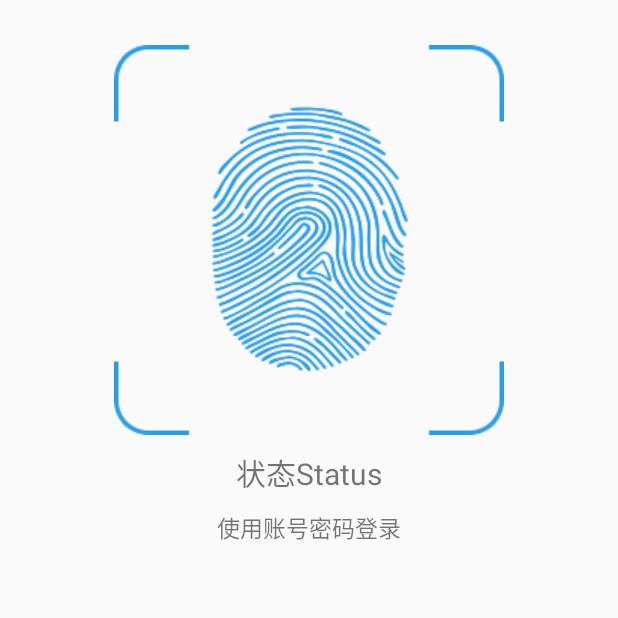
After one commit to Miles087/Android-Widget, an Android app: the MyFingerPrintActivity screen opened directly, with no data from a screen before it, on a phone screen of 412 x 824 dp, the top half of it. The commit adds this screen. Run offline under Robolectric (Android 15) with nearby library versions, the phone set to English and light mode, and no system bars; Roboto replaces fonts that are not available here; 1 statement that could not run was skipped.

Commit message:
指纹解锁 自定义界面的指纹解锁

```diff
--- a/app/src/main/AndroidManifest.xml
+++ b/app/src/main/AndroidManifest.xml
@@ -67,6 +67,11 @@
 
         <!-- 支持多个字符集的TextView -->
         <activity android:name=".MoreFontTextView"/>
+
+        <!-- 自定义指纹解锁界面 -->
+        <activity android:name=".MyFingerPrintActivity"/>
+
+
     </application>
 
 </manifest>
--- /dev/null
+++ b/app/src/main/java/com/example/miles/project/MyFingerPrintActivity.java
@@ -0,0 +1,83 @@
+package com.example.miles.project;
+
+import android.app.Activity;
+import android.os.Bundle;
+import android.support.v4.hardware.fingerprint.FingerprintManagerCompat;
+import android.widget.ImageView;
+import android.widget.TextView;
+
+
+/**
+ * Created by Server on 2018/7/12.
+ */
+
+public class MyFingerPrintActivity extends Activity {
+
+    ImageView iv_fin;           //指纹图片
+    TextView tv_log;            //状态
+    TextView tv_re_login;
+
+    private FingerprintManagerCompat manager;
+
+    @Override
+    protected void onCreate(Bundle savedInstanceState) {
+        super.onCreate(savedInstanceState);
+        setContentView(R.layout.activity_my_finger);
+
+        iv_fin = (ImageView) findViewById(R.id.iv_fin);
+        tv_log = (TextView) findViewById(R.id.tv_log);
+        tv_re_login = (TextView) findViewById(R.id.tv_re_login);
+
+
+        // 获取一个FingerPrintManagerCompat的实例
+        manager = FingerprintManagerCompat.from(this);
+
+    }
+
+    @Override
+    protected void onResume() {
+        super.onResume();
+
+
+
+        /**
+         * 开始验证，什么时候停止由系统来确定，如果验证成功，那么系统会关系sensor，如果失败，则允许
+         * 多次尝试，如果依旧失败，则会拒绝一段时间，然后关闭sensor，过一段时候之后再重新允许尝试
+         *
+         * 第四个参数为重点，需要传入一个FingerprintManagerCompat.AuthenticationCallback的子类
+         * 并重写一些方法，不同的情况回调不同的函数
+         */
+        manager.authenticate(null, 0, null, new MyCallBack(), null);
+    }
+
+
+    public class MyCallBack extends FingerprintManagerCompat.AuthenticationCallback {
+        private static final String TAG = "MyCallBack";
+
+        // 当出现错误的时候回调此函数，比如多次尝试都失败了的时候，errString是错误信息
+        @Override
+        public void onAuthenticationError(int errMsgId, CharSequence errString) {
+            tv_log.setText("onAuthenticationError: " + errString);
+        }
+
+        // 当指纹验证失败的时候会回调此函数，失败之后允许多次尝试，失败次数过多会停止响应一段时间然后再停止sensor的工作
+        @Override
+        public void onAuthenticationFailed() {
+            tv_log.setText("onAuthenticationFailed: " + "验证失败");
+        }
+
+        @Override
+        public void onAuthenticationHelp(int helpMsgId, CharSequence helpString) {
+            tv_log.setText("onAuthenticationHelp: " + helpString);
+        }
+
+        // 当验证的指纹成功时会回调此函数，然后不再监听指纹sensor
+        @Override
+        public void onAuthenticationSucceeded(FingerprintManagerCompat.AuthenticationResult
+                                                      result) {
+            tv_log.setText("onAuthenticationSucceeded: " + "验证成功");
+        }
+    }
+
+
+}
--- /dev/null
+++ b/app/src/main/res/layout/activity_my_finger.xml
@@ -0,0 +1,39 @@
+<?xml version="1.0" encoding="utf-8"?>
+<LinearLayout xmlns:android="http://schemas.android.com/apk/res/android"
+    android:layout_width="match_parent"
+    android:layout_height="match_parent"
+    android:orientation="vertical">
+
+    <RelativeLayout
+        android:layout_width="match_parent"
+        android:layout_height="match_parent">
+
+        <ImageView
+            android:id="@+id/iv_fin"
+            android:layout_width="wrap_content"
+            android:layout_height="wrap_content"
+            android:layout_centerHorizontal="true"
+            android:layout_marginTop="30dp"
+            android:background="@drawable/finger" />
+
+        <TextView
+            android:id="@+id/tv_log"
+            android:layout_width="match_parent"
+            android:layout_height="wrap_content"
+            android:layout_below="@id/iv_fin"
+            android:layout_marginTop="10dp"
+            android:text="状态Status"
+            android:textAlignment="center"
+            android:textSize="20sp" />
+
+        <TextView
+            android:id="@+id/tv_re_login"
+            android:layout_width="match_parent"
+            android:layout_height="wrap_content"
+            android:layout_below="@id/tv_log"
+            android:layout_marginTop="10dp"
+            android:text="使用账号密码登录"
+            android:textAlignment="center"
+            android:textSize="15sp" />
+    </RelativeLayout>
+</LinearLayout>
--- a/app/src/main/res/values/strings.xml
+++ b/app/src/main/res/values/strings.xml
@@ -21,6 +21,7 @@
     <string name="ijkplayer">ijkPlayer播放器</string>
     <string name="open_xpd">打开小平贷</string>
     <string name="more_font_textview">支持多个字符集的TextView</string>
+    <string name="fingerUnLockWithMyActivity">自定义指纹解锁view</string>
 
     <string name="submit">提交</string>
 </resources>
```
Also changed, not shown: app/src/main/java/com/example/miles/project/FingerUnLock.java (+6 -1 lines), app/src/main/java/com/example/miles/project/MainActivity.java (+7 -0 lines), app/src/main/res/drawable/finger.png (added), 2 other files.
